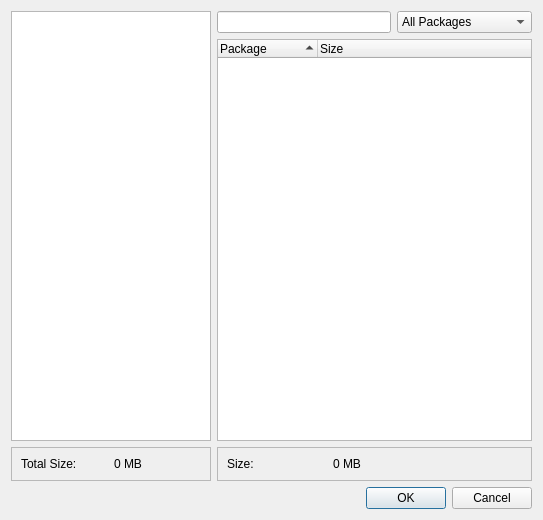
The window that kde4/pardusman/gui/ui/packages.ui (pars-linux/uludag) describes before a commit, drawn with Qt 5.
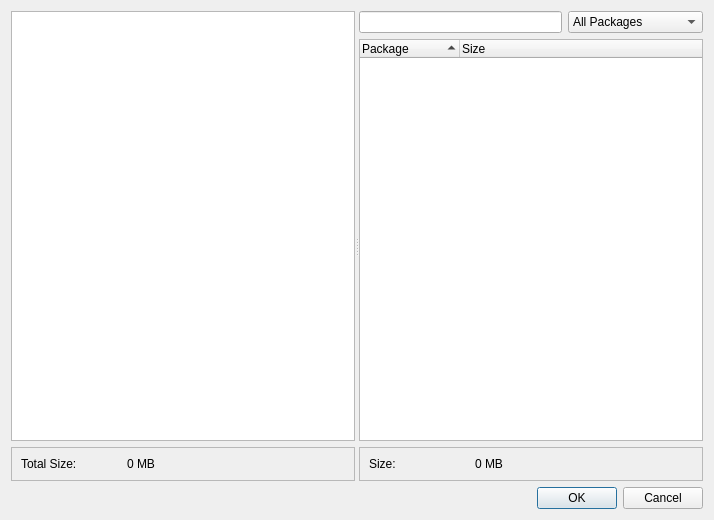
The same window after the commit. Custom widgets are drawn as their Qt base class.

The edit to the form file:
```diff
--- a/kde4/pardusman/gui/ui/packages.ui
+++ b/kde4/pardusman/gui/ui/packages.ui
@@ -6,7 +6,7 @@
    <rect>
     <x>0</x>
     <y>0</y>
-    <width>543</width>
+    <width>714</width>
     <height>520</height>
    </rect>
   </property>
@@ -14,12 +14,19 @@
    <string>Packages</string>
   </property>
   <layout class="QGridLayout" name="gridLayout_3">
-   <item row="0" column="0" rowspan="2">
+   <item row="0" column="0">
+    <widget class="QSplitter" name="splitter">
+     <property name="orientation">
+      <enum>Qt::Horizontal</enum>
+     </property>
+     <widget class="QWidget" name="">
+      <layout class="QVBoxLayout" name="verticalLayout_2">
+       <item>
     <widget class="QTreeWidget" name="treeComponents">
-     <property name="maximumSize">
+         <property name="sizeIncrement">
       <size>
-       <width>200</width>
-       <height>16777215</height>
+           <width>1</width>
+           <height>0</height>
       </size>
      </property>
      <property name="rootIsDecorated">
@@ -41,7 +48,45 @@
      </column>
     </widget>
    </item>
+       <item>
+        <widget class="QFrame" name="frame">
+         <property name="frameShape">
+          <enum>QFrame::StyledPanel</enum>
+         </property>
+         <property name="frameShadow">
+          <enum>QFrame::Raised</enum>
+         </property>
+         <layout class="QGridLayout" name="gridLayout">
+          <item row="0" column="0">
+           <widget class="QLabel" name="label">
+            <property name="maximumSize">
+             <size>
+              <width>100</width>
+              <height>16777215</height>
+             </size>
+            </property>
+            <property name="text">
+             <string>Total Size:</string>
+            </property>
+           </widget>
+          </item>
    <item row="0" column="1">
+           <widget class="QLabel" name="labelTotalSize">
+            <property name="text">
+             <string>0 MB</string>
+            </property>
+           </widget>
+          </item>
+         </layout>
+        </widget>
+       </item>
+      </layout>
+     </widget>
+     <widget class="QWidget" name="">
+      <layout class="QVBoxLayout" name="verticalLayout">
+       <item>
+        <layout class="QHBoxLayout" name="horizontalLayout">
+         <item>
     <widget class="KTreeWidgetSearchLine" name="searchPackage">
      <property name="enabled">
       <bool>true</bool>
@@ -51,7 +96,7 @@
      </property>
     </widget>
    </item>
-   <item row="0" column="2">
+         <item>
     <widget class="QComboBox" name="comboFilter">
      <item>
       <property name="text">
@@ -65,7 +110,9 @@
      </item>
     </widget>
    </item>
-   <item row="1" column="1" colspan="2">
+        </layout>
+       </item>
+       <item>
     <widget class="QTreeWidget" name="treePackages">
      <property name="rootIsDecorated">
       <bool>false</bool>
@@ -88,39 +135,7 @@
      </column>
     </widget>
    </item>
-   <item row="2" column="0">
-    <widget class="QFrame" name="frame">
-     <property name="frameShape">
-      <enum>QFrame::StyledPanel</enum>
-     </property>
-     <property name="frameShadow">
-      <enum>QFrame::Raised</enum>
-     </property>
-     <layout class="QGridLayout" name="gridLayout">
-      <item row="0" column="0">
-       <widget class="QLabel" name="label">
-        <property name="maximumSize">
-         <size>
-          <width>100</width>
-          <height>16777215</height>
-         </size>
-        </property>
-        <property name="text">
-         <string>Total Size:</string>
-        </property>
-       </widget>
-      </item>
-      <item row="0" column="1">
-       <widget class="QLabel" name="labelTotalSize">
-        <property name="text">
-         <string>0 MB</string>
-        </property>
-       </widget>
-      </item>
-     </layout>
-    </widget>
-   </item>
-   <item row="2" column="1" colspan="2">
+       <item>
     <widget class="QFrame" name="frame_2">
      <property name="frameShape">
       <enum>QFrame::StyledPanel</enum>
@@ -152,7 +167,11 @@
      </layout>
     </widget>
    </item>
-   <item row="3" column="0" colspan="3">
+      </layout>
+     </widget>
+    </widget>
+   </item>
+   <item row="1" column="0">
     <widget class="QDialogButtonBox" name="buttonBox">
      <property name="standardButtons">
       <set>QDialogButtonBox::Cancel|QDialogButtonBox::Ok</set>
```
Left out of the diff: 6 changed lines with no effect on the pictures. Lines whose indentation alone changed are shown as unchanged.
